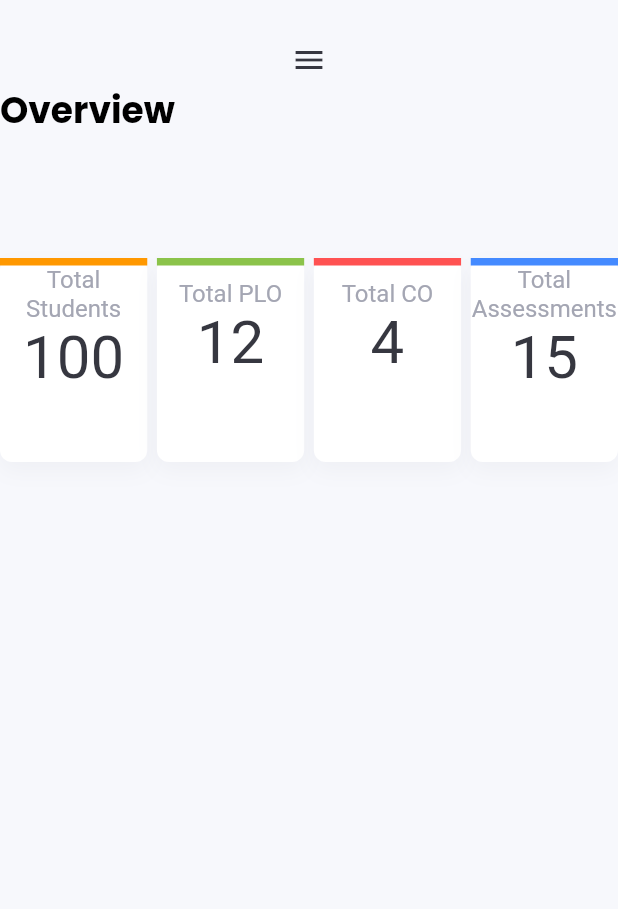
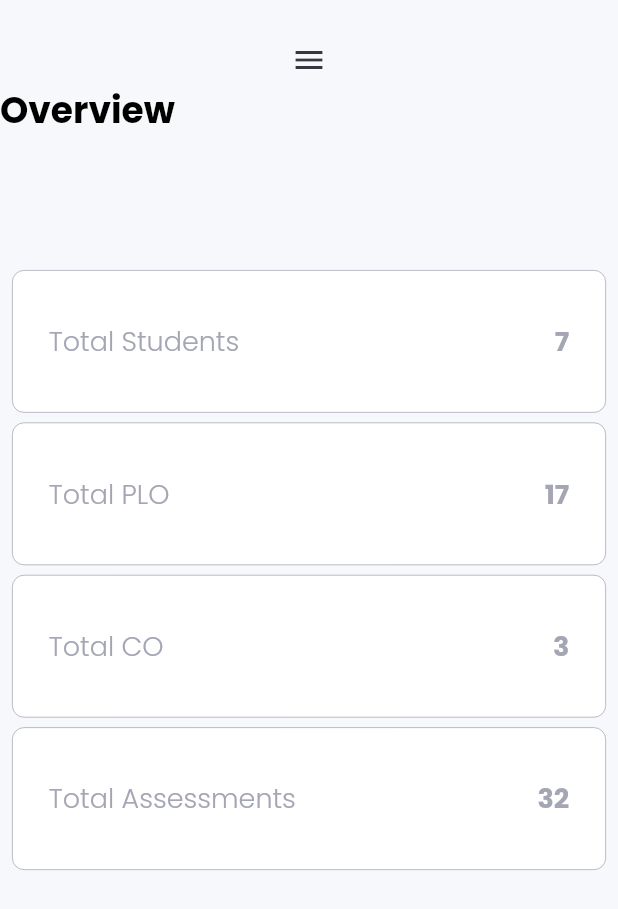
Before and after one commit to tahsinulhq/PLATO_VI, a Flutter app: the screen it shows after launch, on a phone screen of 412 x 824 dp. Shown: the top 909 px of the screen. Run offline on Flutter 3.47's test engine with Material 2 defaults, Android fonts, the phone set to English and light mode, and no system bars; our stand-ins replace get, google_fonts.

Commit message:
infocard responsive

```diff
--- a/lib/pages/overview/overview.dart
+++ b/lib/pages/overview/overview.dart
@@ -5,6 +5,8 @@ import 'package:plato_six/helpers/responsiveness.dart';
 import 'package:plato_six/widgets/custom_text.dart';
 import 'package:plato_six/pages/overview/owidgets/info_cards.dart';
 import 'package:plato_six/pages/overview/owidgets/overview_cards_largescreen.dart';
+import 'package:plato_six/pages/overview/owidgets/overview_cards_mediumscreen.dart';
+import 'package:plato_six/pages/overview/owidgets/overview_cards_smalllscreen.dart';
 import 'package:plato_six/constant/controllers.dart';
 
 class OverviewPage extends StatelessWidget {
@@ -31,7 +33,14 @@ class OverviewPage extends StatelessWidget {
 
         Expanded(child: ListView(
           children: [
-            OverviewCardsLargeScreen()
+            if (ResponsiveWidget.isLargeScreen(context) ||
+                ResponsiveWidget.isMediumScreen(context))
+              if (ResponsiveWidget.isCustomSize(context))
+                OverviewCardsLargeScreen()
+              else
+                OverviewCardsLargeScreen()
+            else
+              OverviewCardsSmallScreen(),
           ],
         ))
       ],
--- a/lib/pages/overview/owidgets/infocards_small.dart
+++ b/lib/pages/overview/owidgets/infocards_small.dart
@@ -2,17 +2,17 @@ import 'package:flutter/material.dart';
 import 'package:plato_six/constant/style.dart';
 import 'package:plato_six/widgets/custom_text.dart';
 
-class InfocardSmall extends StatelessWidget {
+class InfoCardSmall extends StatelessWidget {
   final String title;
   final String value;
   final bool isActive;
   final Function onT;
-  const InfocardSmall(
+  const InfoCardSmall(
     { Key? key,
     required this.title,
     required this.value,
     this.isActive =  false,
-    required this.onT })
+     required this.onT })
     : super(key: key
     );
 
@@ -36,14 +36,14 @@ class InfocardSmall extends StatelessWidget {
             children: [
               CustomText(
                 text: title,
-                size: 24,
+                size: 18,
                 color: isActive ? active: lightGrey,
                 weight: FontWeight.w300
                 ),
 
                 CustomText(
-                text: title,
-                size: 24,
+                text: value,
+                size: 18,
                 color: isActive ? active: lightGrey,
                 weight: FontWeight.bold
                 )
--- /dev/null
+++ b/lib/pages/overview/owidgets/overview_cards_smalllscreen.dart
@@ -0,0 +1,54 @@
+
+import 'package:flutter/material.dart';
+import 'infocards_small.dart';
+
+
+class OverviewCardsSmallScreen extends StatelessWidget {
+
+  @override
+  Widget build(BuildContext context) {
+    double _width = MediaQuery.of(context).size.width;
+
+    return  Padding(
+      padding: const EdgeInsets.all(8.0),
+      child: Container(
+        height: 400,
+        child: Column(
+          children: [
+            InfoCardSmall(
+              title: "Total Students",
+              value: "7",
+              onT: () {},
+              //isActive: true,
+            ),
+            SizedBox(
+              height: _width / 64,
+            ),
+            InfoCardSmall(
+              title: "Total PLO",
+              value: "17",
+              onT: () {},
+            ),
+            SizedBox(
+              height: _width / 64,
+            ),
+            InfoCardSmall(
+              title: "Total CO",
+              value: "3",
+              onT: () {},
+            ),
+            SizedBox(
+              height: _width / 64,
+            ),
+            InfoCardSmall(
+              title: "Total Assessments",
+              value: "32",
+              onT: () {},
+            ),
+
+          ],
+        ),
+      ),
+    );
+  }
+}
```
